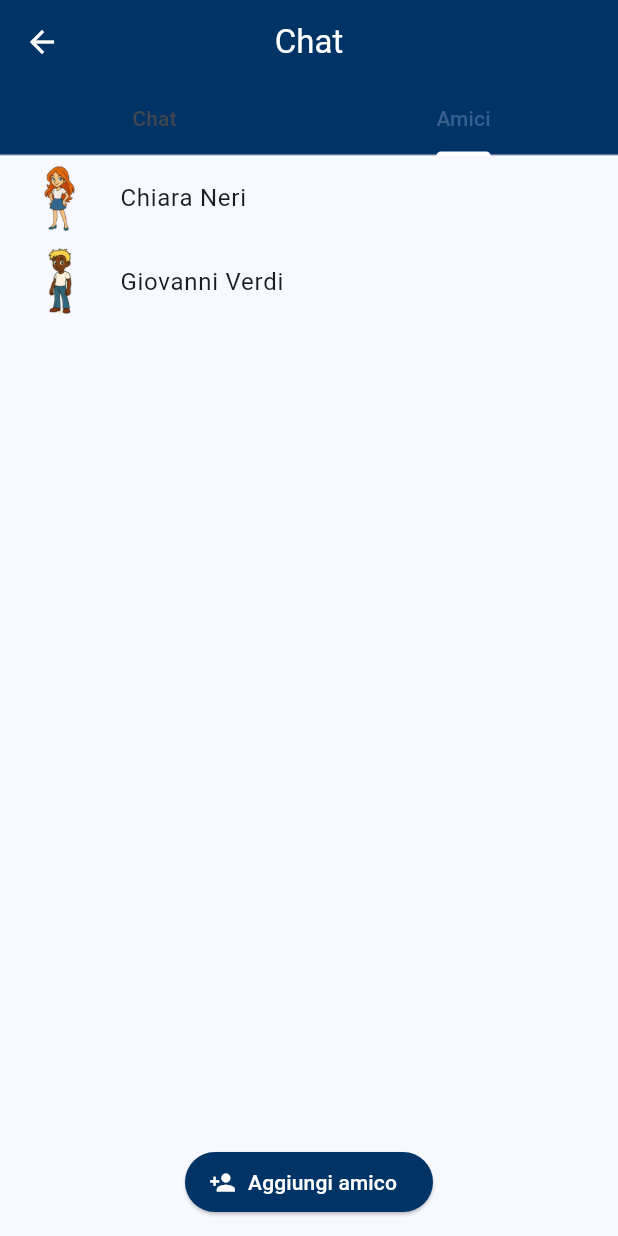
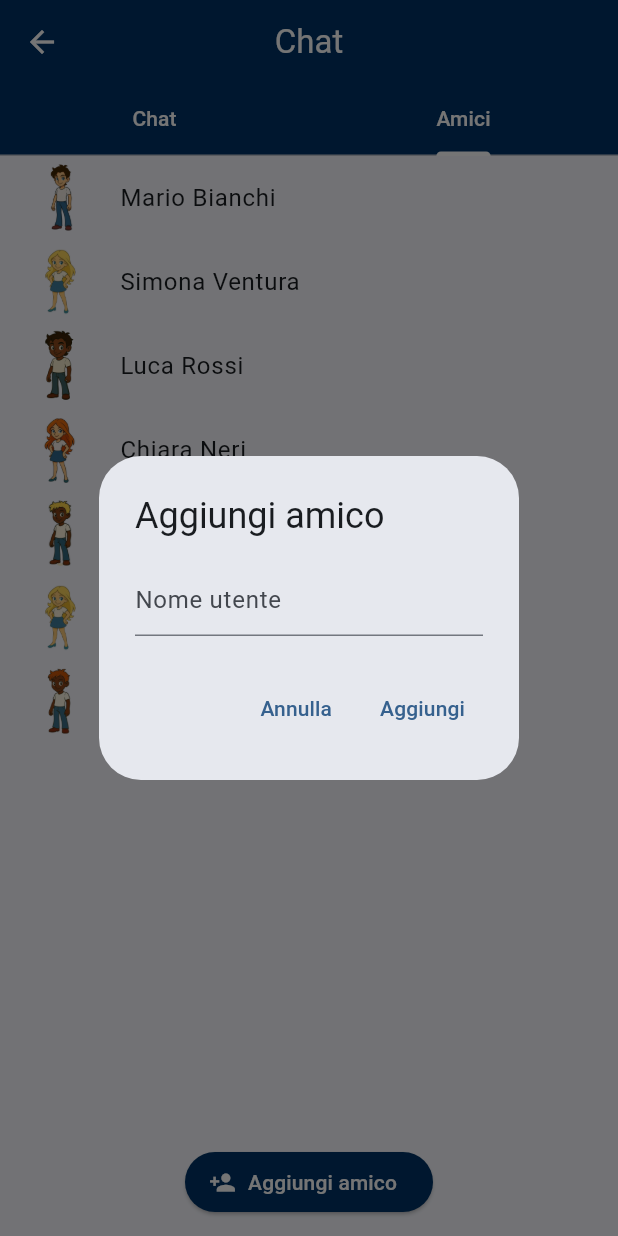
Before and after one commit to FullMetalMar/WeUniba, a Flutter app: the ChatPage screen opened directly, tab 2 chosen, after a tap on "Aggiungi amico", on a phone screen of 412 x 824 dp. Run offline on Flutter 3.47's test engine with Material 3 defaults, Android fonts, the phone set to English and light mode, and no system bars; our stand-ins replace audioplayers; missing offline and left inert: flutter_pdfview, mobile_scanner.

Commit message:
Ultimate chat e chat page

```diff
--- a/lib/chat_page.dart
+++ b/lib/chat_page.dart
@@ -10,7 +10,7 @@ class ChatPage extends StatefulWidget {
 
 class _ChatPageState extends State<ChatPage>
     with SingleTickerProviderStateMixin {
-  final List<Map<String, String>> chats = [
+  List<Map<String, String>> chats = [
     {
       'name': 'Mario Bianchi',
       'preview': 'Ciao! Hai visto l’esercizio?',
@@ -28,7 +28,19 @@ class _ChatPageState extends State<ChatPage>
     },
   ];
 
-  final List<Map<String, String>> friends = [
+  List<Map<String, String>> friends = [
+    {
+      'name': 'Mario Bianchi',
+      'avatar': 'assets/avatar/complexion/white/Avatar_wh_bru_m.png',
+    },
+    {
+      'name': 'Simona Ventura',
+      'avatar': 'assets/avatar/complexion/white/Avatar_wh_bio_f.png',
+    },
+    {
+      'name': 'Luca Rossi',
+      'avatar': 'assets/avatar/complexion/black/Avatar_bla_bru_m.png',
+    },
     {
       'name': 'Chiara Neri',
       'avatar': 'assets/avatar/complexion/white/Avatar_wh_ros_f.png',
@@ -37,7 +49,54 @@ class _ChatPageState extends State<ChatPage>
       'name': 'Giovanni Verdi',
       'avatar': 'assets/avatar/complexion/black/Avatar_bla_bio_m.png',
     },
+    {
+      'name': 'Martina Blu',
+      'avatar': 'assets/avatar/complexion/white/Avatar_wh_bio_f.png',
+    },
+    {
+      'name': 'Alessandro Gialli',
+      'avatar': 'assets/avatar/complexion/black/Avatar_bla_ros_m.png',
+    },
   ];
+
+  void _addFriend(String username) {
+    final exists = friends.any((f) => f['name'] == username);
+    if (!exists) {
+      setState(() {
+        friends.add({
+          'name': username,
+          'avatar': 'assets/avatar/complexion/white/Avatar_wh_bio_m.png',
+        });
+      });
+    }
+  }
+
+  void _startChat(Map<String, String> friend) async {
+    final alreadyInChats = chats.any((c) => c['name'] == friend['name']);
+    final result = await Navigator.push<String>(
+      context,
+      MaterialPageRoute(
+        builder: (_) =>
+            ChatDetailPage(userName: friend['name']!, initialMessage: ''),
+      ),
+    );
+
+    if (result != null && result.trim().isNotEmpty) {
+      setState(() {
+        if (alreadyInChats) {
+          // aggiorna anteprima
+          final chat = chats.firstWhere((c) => c['name'] == friend['name']);
+          chat['preview'] = result;
+        } else {
+          chats.add({
+            'name': friend['name']!,
+            'preview': result,
+            'avatar': friend['avatar']!,
+          });
+        }
+      });
+    }
+  }
 
   @override
   Widget build(BuildContext context) {
@@ -51,15 +110,19 @@ class _ChatPageState extends State<ChatPage>
           iconTheme: const IconThemeData(color: Colors.white),
           bottom: const TabBar(
             tabs: [
-              Tab(text: 'Chat'),
-              Tab(text: 'Amici'),
+              Tab(
+                child: Text('Chat', style: TextStyle(color: Colors.white)),
+              ),
+              Tab(
+                child: Text('Amici', style: TextStyle(color: Colors.white)),
+              ),
             ],
             indicatorColor: Colors.white,
           ),
         ),
         body: TabBarView(
           children: [
-            // Tab Chat
+            // Chat Tab
             ListView.builder(
               itemCount: chats.length,
               itemBuilder: (context, index) {
@@ -70,23 +133,28 @@ class _ChatPageState extends State<ChatPage>
                     chat['name']!,
                     style: const TextStyle(fontWeight: FontWeight.bold),
                   ),
-                  subtitle: Text(chat['preview']!),
-                  onTap: () {
-                    Navigator.push(
+                  subtitle: Text(chat['preview'] ?? ''),
+                  onTap: () async {
+                    final result = await Navigator.push<String>(
                       context,
                       MaterialPageRoute(
                         builder: (_) => ChatDetailPage(
                           userName: chat['name']!,
-                          initialMessage: chat['preview']!,
+                          initialMessage: chat['preview'] ?? '',
                         ),
                       ),
                     );
+                    if (result != null && result.trim().isNotEmpty) {
+                      setState(() {
+                        chat['preview'] = result;
+                      });
+                    }
                   },
                 );
               },
             ),
 
-            // Tab Amici
+            // Friends Tab
             Column(
               children: [
                 Expanded(
@@ -122,14 +190,7 @@ class _ChatPageState extends State<ChatPage>
                                     title: const Text("Chat"),
                                     onTap: () {
                                       Navigator.pop(context);
-                                      Navigator.push(
-                                        context,
-                                        MaterialPageRoute(
-                                          builder: (_) => ChatDetailPage(
-                                            userName: friend['name']!,
-                                          ),
-                                        ),
-                                      );
+                                      _startChat(friend);
                                     },
                                   ),
                                   ListTile(
@@ -162,7 +223,47 @@ class _ChatPageState extends State<ChatPage>
                       foregroundColor: Colors.white,
                     ),
                     onPressed: () {
-                      // Da implementare: logica per aggiungere amico
+                      showDialog(
+                        context: context,
+                        builder: (_) {
+                          final controller = TextEditingController();
+                          return AlertDialog(
+                            title: const Text("Aggiungi amico"),
+                            content: TextField(
+                              controller: controller,
+                              decoration: const InputDecoration(
+                                hintText: "Nome utente",
+                              ),
+                            ),
+                            actions: [
+                              TextButton(
+                                onPressed: () => Navigator.pop(context),
+                                child: const Text("Annulla"),
+                              ),
+                              TextButton(
+                                onPressed: () {
+                                  final username = controller.text.trim();
+                                  if (username.isNotEmpty) {
+                                    _addFriend(username);
+                                    Navigator.pop(context);
+                                    ScaffoldMessenger.of(context).showSnackBar(
+                                      SnackBar(
+                                        content: Text(
+                                          "Richiesta inviata a $username",
+                                        ),
+                                        backgroundColor: const Color(
+                                          0xFF003366,
+                                        ),
+                                      ),
+                                    );
+                                  }
+                                },
+                                child: const Text("Aggiungi"),
+                              ),
+                            ],
+                          );
+                        },
+                      );
                     },
                     icon: const Icon(Icons.person_add),
                     label: const Text("Aggiungi amico"),
```
Also changed, not shown: lib/chat_detail_page.dart (+9 -1 lines).
